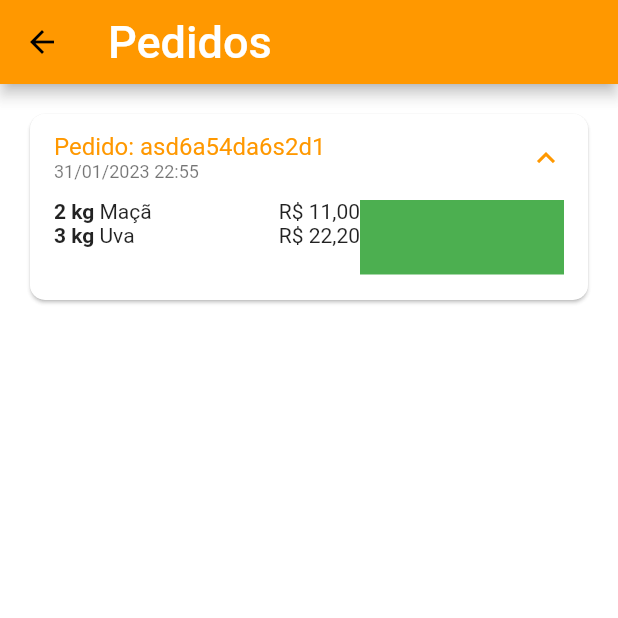
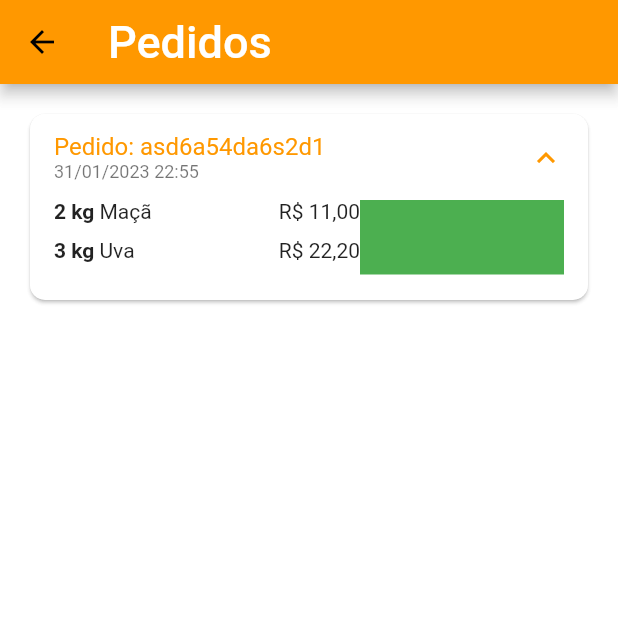
Before and after one commit to emersonbarina/quitanda-course-frontend, a Flutter app: the OrdersTab screen opened directly, after a tap on an icon or button, on a phone screen of 412 x 824 dp, the top half of it. Run offline on Flutter 3.47's test engine with Material 2 defaults, Android fonts, the phone set to English and light mode, and no system bars; our stand-ins replace animated_text_kit, badges, mask_text_input_formatter.

Commit message:
Login UI - OrderTab - ExpansionTile - Padding and Extract Widget

```diff
--- a/lib/scr/pages/orders/widgets/order_tile.dart
+++ b/lib/scr/pages/orders/widgets/order_tile.dart
@@ -2,6 +2,7 @@ import 'package:flutter/material.dart';
 import 'package:quitanda/scr/constants/colors.dart';
 import 'package:quitanda/scr/constants/sizes.dart';
 import 'package:quitanda/scr/constants/texts.dart';
+import 'package:quitanda/scr/models/cart_item_model.dart';
 import 'package:quitanda/scr/models/order_model.dart';
 import 'package:quitanda/scr/services/utils_services.dart';
 
@@ -44,20 +45,9 @@ class OrderTile extends StatelessWidget {
                     flex: 3,
                     child: ListView(
                       children: order.items.map((orderItem) {
-                        return Row(
-                          children: [
-                            Text(
-                              '${orderItem.quantity} ${orderItem.item.unit} ',
-                              style: const TextStyle(
-                                fontWeight: FontWeight.bold,
-                              ),
-                            ),
-                            Expanded(
-                              child: Text(orderItem.item.itemName),
-                            ),
-                            Text(utilsServices
-                                .priceToCurrency(orderItem.totalPrice())),
-                          ],
+                        return _OrderItemWidget(
+                          utilsServices: utilsServices,
+                          orderItem: orderItem,
                         );
                       }).toList(),
                     ),
@@ -77,3 +67,35 @@ class OrderTile extends StatelessWidget {
     );
   }
 }
+
+class _OrderItemWidget extends StatelessWidget {
+  const _OrderItemWidget({
+    Key? key,
+    required this.utilsServices,
+    required this.orderItem,
+  }) : super(key: key);
+
+  final UtilsServices utilsServices;
+  final CartItemModel orderItem;
+
+  @override
+  Widget build(BuildContext context) {
+    return Padding(
+      padding: const EdgeInsets.only(bottom: 10),
+      child: Row(
+        children: [
+          Text(
+            '${orderItem.quantity} ${orderItem.item.unit} ',
+            style: const TextStyle(
+              fontWeight: FontWeight.bold,
+            ),
+          ),
+          Expanded(
+            child: Text(orderItem.item.itemName),
+          ),
+          Text(utilsServices.priceToCurrency(orderItem.totalPrice())),
+        ],
+      ),
+    );
+  }
+}
```
